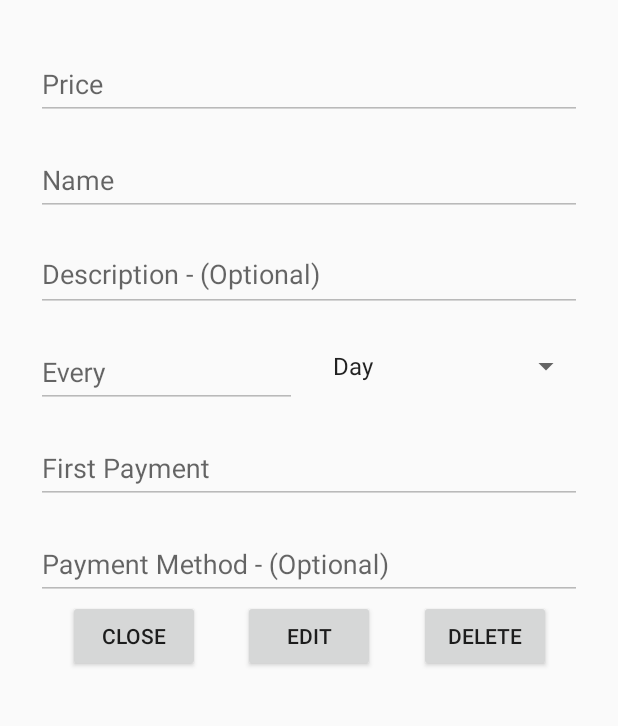
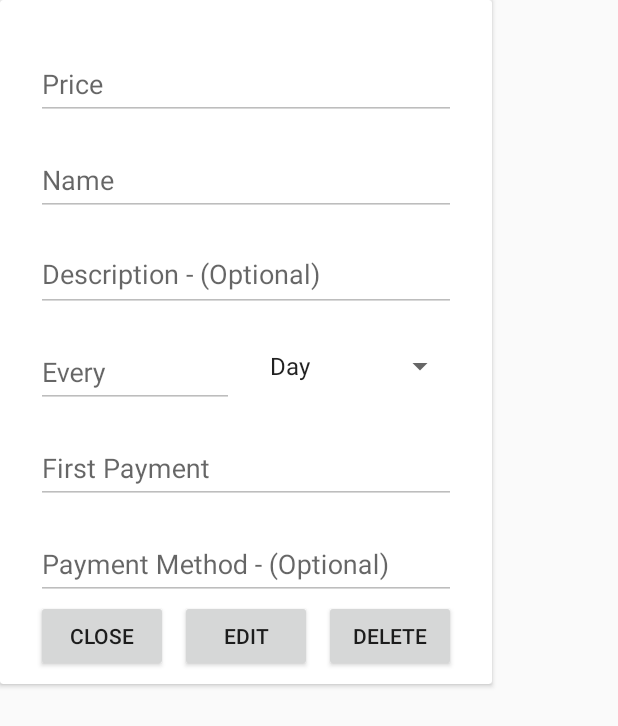
Before and after one commit to ccarcab/Dues, an Android app: the layout dues_details_dialog_fragment.xml on its own in the app's theme, with its tools: preview values and no code run, on a phone screen of 412 x 824 dp. Shown: the top 726 px of the screen. Run offline under Robolectric (Android 15) with nearby library versions, the phone set to English and light mode, and no system bars.

Commit message:
cambios visuales

```diff
--- a/app/src/main/java/es/clcarras/mydues/ui/new_due/NewDuesFragment.kt
+++ b/app/src/main/java/es/clcarras/mydues/ui/new_due/NewDuesFragment.kt
@@ -117,7 +117,7 @@ class NewDuesFragment : Fragment() {
                     if (it) {
                         val uuid = (requireActivity() as MainActivity).createWorkRequest(
                             getString(R.string.notification_msg,
-                                name, price
+                                name.value, price.value
                             ), hoursUntilNextPayment()
                         )
                         saveDues(uuid)
--- a/app/src/main/res/layout/due_row_item.xml
+++ b/app/src/main/res/layout/due_row_item.xml
@@ -6,10 +6,6 @@
     <data>
 
     </data>
-
-    <FrameLayout
-        android:layout_width="match_parent"
-        android:layout_height="wrap_content">
 
     <androidx.cardview.widget.CardView
         android:id="@+id/container"
@@ -61,6 +57,4 @@
 
     </androidx.cardview.widget.CardView>
 
-    </FrameLayout>
-
 </layout>
--- a/app/src/main/res/layout/dues_details_dialog_fragment.xml
+++ b/app/src/main/res/layout/dues_details_dialog_fragment.xml
@@ -9,6 +9,10 @@
             name="viewModel"
             type="es.clcarras.mydues.ui.dialogs.dues_details.DuesDetailsDialogViewModel" />
     </data>
+
+    <androidx.cardview.widget.CardView
+        android:layout_width="wrap_content"
+        android:layout_height="wrap_content">
 
         <ScrollView
             android:id="@+id/scrollView"
@@ -239,4 +243,5 @@
             </androidx.constraintlayout.widget.ConstraintLayout>
 
         </ScrollView>
+    </androidx.cardview.widget.CardView>
 </layout>
```
Also changed, not shown: app/src/main/java/es/clcarras/mydues/ui/dialogs/dues_details/DuesDetailsDialogViewModel.kt (+10 -8 lines). Lines whose indentation alone changed are shown as unchanged.
